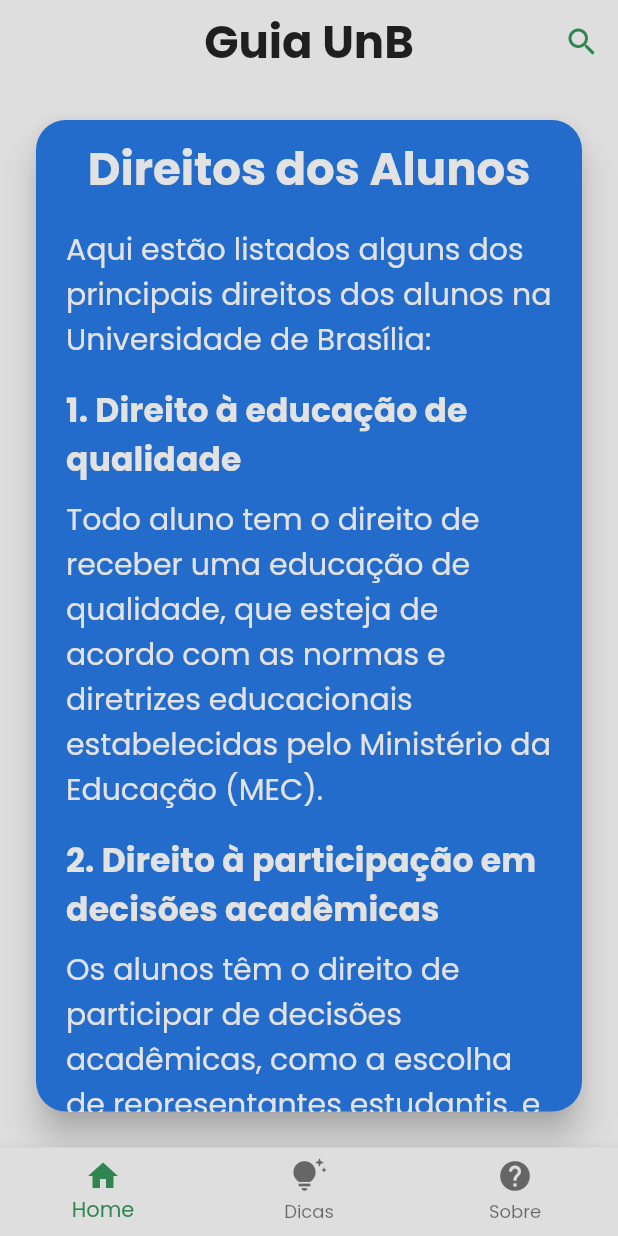
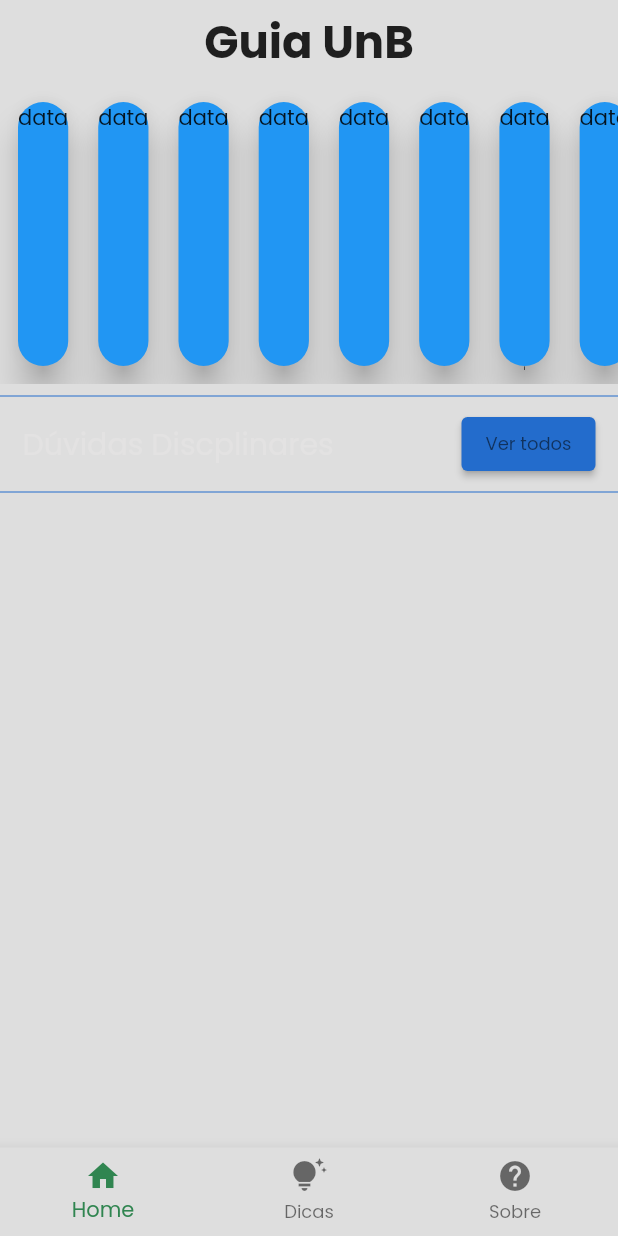
Before and after one commit to fga-eps-mds/2023.1-GuiaUnB, a Flutter app: the HomePage screen opened by its route, on a phone screen of 412 x 824 dp. Run offline on Flutter 3.47's test engine with Material 2 defaults, Android fonts, the phone set to English and light mode, and no system bars; our stand-ins replace flutter_svg.

Commit message:
começando home page

```diff
--- a/guia_unb/lib/core/config/theme/app_theme.dart
+++ b/guia_unb/lib/core/config/theme/app_theme.dart
@@ -156,7 +156,7 @@
           ),
         ),
       ),
-      dividerColor: AppColors.secondaryDark,
+      dividerColor: AppColors.appBarColorDark,
       pageTransitionsTheme: const PageTransitionsTheme(
         builders: {
           TargetPlatform.android: ZoomPageTransitionsBuilder(),
--- a/guia_unb/lib/pages/home/home_page.dart
+++ b/guia_unb/lib/pages/home/home_page.dart
@@ -38,12 +38,6 @@
         title: const Text("Guia UnB"),
         centerTitle: true,
         automaticallyImplyLeading: false,
-        actions: [
-          IconButton(
-            onPressed: () {},
-            icon: const Icon(Icons.search),
-          ),
-        ],
       ),
       body: AnimatedSwitcher(
         duration: const Duration(milliseconds: 300),
--- a/guia_unb/lib/pages/home/inicio/inicio.dart
+++ b/guia_unb/lib/pages/home/inicio/inicio.dart
@@ -5,82 +5,42 @@
 
   @override
   Widget build(BuildContext context) {
-    final theme = Theme.of(context);
-
-    return Padding(
-      padding: const EdgeInsets.all(20.0),
-      child: Card(
-        child: SingleChildScrollView(
-          padding: const EdgeInsets.symmetric(
-            vertical: 10.0,
-            horizontal: 20,
+    return Column(
+      children: [
+        SizedBox(
+          height: 200,
+          child: ListView.separated(
+            scrollDirection: Axis.horizontal,
+            padding: const EdgeInsets.all(8),
+            itemCount: 10,
+            separatorBuilder: (_, __) => const SizedBox(width: 12),
+            itemBuilder: (_, index) => const Card(
+              color: Colors.blue,
+              child: Text("data"),
+            ),
           ),
-          child: Column(
+        ),
+        const Divider(),
+        Container(
+          child: Row(
             children: [
+              const SizedBox(width: 15),
               Text(
-                'Direitos dos Alunos',
-                style: theme.textTheme.titleMedium,
+                "Dúvidas Discplinares",
+                style: Theme.of(context).textTheme.labelMedium,
               ),
-              const SizedBox(height: 16.0),
-              Text(
-                'Aqui estão listados alguns dos principais direitos dos alunos na Universidade de Brasília:',
-                style: theme.textTheme.labelMedium,
+              const Spacer(),
+              ElevatedButton(
+                onPressed: () {},
+                child: Text("Ver todos",
+                    style: Theme.of(context).textTheme.bodySmall),
               ),
-              const SizedBox(height: 16.0),
-              Text(
-                '1. Direito à educação de qualidade',
-                style: theme.textTheme.titleSmall,
-              ),
-              const SizedBox(height: 8.0),
-              Text(
-                'Todo aluno tem o direito de receber uma educação de qualidade, que esteja de acordo com as normas e diretrizes educacionais estabelecidas pelo Ministério da Educação (MEC).',
-                style: theme.textTheme.labelMedium,
-              ),
-              const SizedBox(height: 16.0),
-              Text(
-                '2. Direito à participação em decisões acadêmicas',
-                style: theme.textTheme.titleSmall,
-              ),
-              const SizedBox(height: 8.0),
-              Text(
-                'Os alunos têm o direito de participar de decisões acadêmicas, como a escolha de representantes estudantis, e de ter seus interesses representados pelos órgãos competentes da universidade.',
-                style: theme.textTheme.labelMedium,
-              ),
-              const SizedBox(height: 16.0),
-              Text(
-                '3. Direito à liberdade de expressão',
-                style: theme.textTheme.titleSmall,
-              ),
-              const SizedBox(height: 8.0),
-              Text(
-                'Os alunos têm o direito de se expressar livremente, desde que não prejudiquem o andamento das atividades acadêmicas ou desrespeitem a legislação vigente.',
-                style: theme.textTheme.labelMedium,
-              ),
-              const SizedBox(height: 16.0),
-              Text(
-                '4. Direito à segurança e bem-estar',
-                style: theme.textTheme.titleSmall,
-              ),
-              const SizedBox(height: 8.0),
-              Text(
-                'Os alunos têm o direito de frequentar um ambiente seguro e saudável, com medidas preventivas de segurança e ações de promoção da saúde e do bem-estar.',
-                style: theme.textTheme.labelMedium,
-              ),
-              const SizedBox(height: 16.0),
-              Text(
-                '5. Direito à acessibilidade',
-                style: theme.textTheme.titleSmall,
-              ),
-              const SizedBox(height: 8.0),
-              Text(
-                'Todo aluno com deficiência ou necessidades especiais tem o direito de ter acesso a recursos e serviços que garantam sua participação e inclusão plena na vida acadêmica da universidade.',
-                style: theme.textTheme.labelMedium,
-              ),
-              const SizedBox(height: 16.0),
+              const SizedBox(width: 15),
             ],
           ),
         ),
-      ),
+        const Divider(),
+      ],
     );
   }
 }
```
